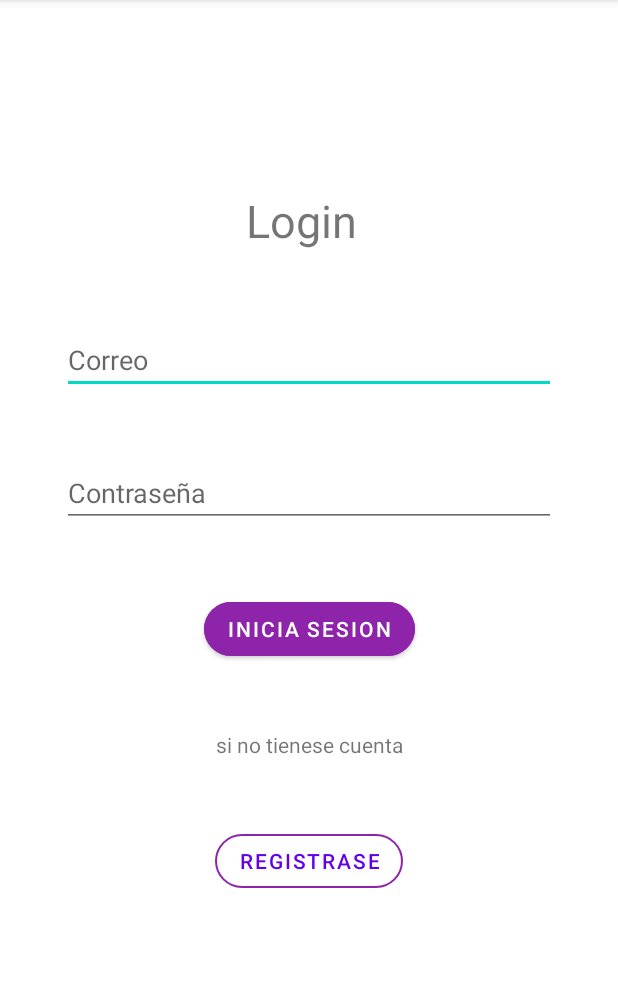
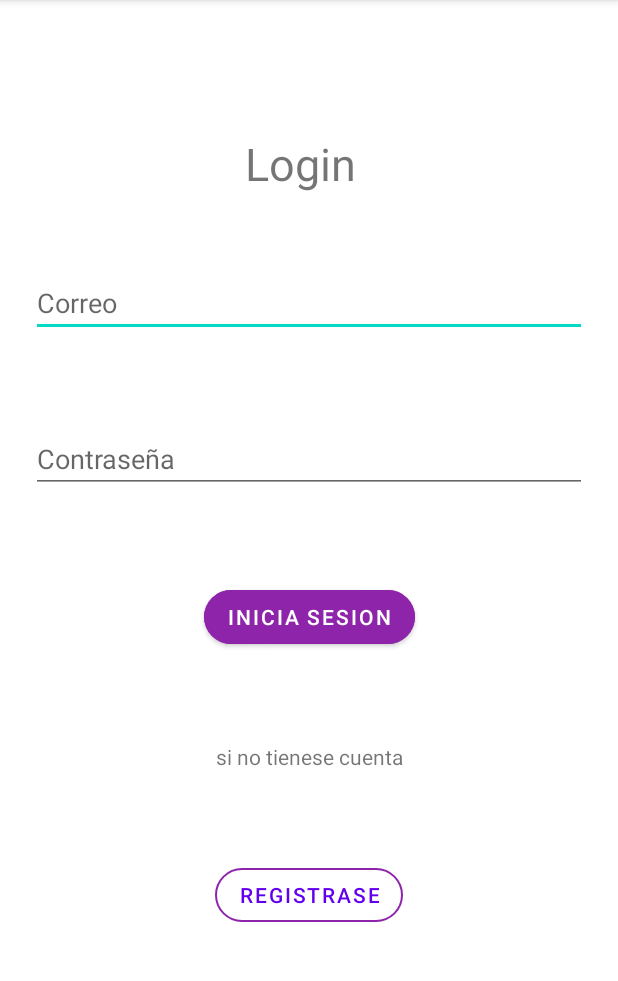
Before and after one commit to JoseLCS2003/BabyCrib, an Android app: the screen it shows after launch (MainActivity), on a phone screen of 412 x 824 dp, the part 84-1065 px from its top. Run offline under Robolectric (Android 15) with nearby library versions, the phone set to English and light mode, and no system bars; our stand-ins replace Volley.

Commit message:
cambios a las vistas

```diff
--- a/app/src/main/res/layout/activity_cuna.xml
+++ b/app/src/main/res/layout/activity_cuna.xml
@@ -25,20 +25,20 @@
         android:layout_width="wrap_content"
         android:layout_height="wrap_content"
         android:orientation="horizontal"
-        app:layout_constraintGuide_percent="0.0" />
+        app:layout_constraintGuide_percent="0.05" />
 
     <androidx.constraintlayout.widget.Guideline
         android:id="@+id/bottom"
         android:layout_width="wrap_content"
         android:layout_height="wrap_content"
         android:orientation="horizontal"
-        app:layout_constraintGuide_percent="1" />
+        app:layout_constraintGuide_percent="0.95" />
 
     <View
         android:id="@+id/view"
         android:layout_width="wrap_content"
         android:layout_height="wrap_content"
-        android:layout_marginBottom="70dp"
+        android:layout_marginBottom="60dp"
         android:background="#8E24AA"
         app:layout_constraintBottom_toTopOf="@id/line1"
         app:layout_constraintEnd_toEndOf="@id/end"
--- a/app/src/main/res/layout/activity_main.xml
+++ b/app/src/main/res/layout/activity_main.xml
@@ -11,26 +11,26 @@
         android:layout_width="wrap_content"
         android:layout_height="wrap_content"
         android:orientation="vertical"
-        app:layout_constraintGuide_percent="0.1"/>
+        app:layout_constraintGuide_percent="0.05"/>
 
     <androidx.constraintlayout.widget.Guideline
         android:id="@+id/end"
         android:layout_width="wrap_content"
         android:layout_height="wrap_content"
         android:orientation="vertical"
-        app:layout_constraintGuide_percent="0.9"/>
+        app:layout_constraintGuide_percent="0.95"/>
     <androidx.constraintlayout.widget.Guideline
         android:id="@+id/top"
         android:layout_width="wrap_content"
         android:layout_height="wrap_content"
         android:orientation="horizontal"
-        app:layout_constraintGuide_percent="0.1"/>
+        app:layout_constraintGuide_percent="0.05"/>
     <androidx.constraintlayout.widget.Guideline
         android:id="@+id/bottom"
         android:layout_width="wrap_content"
         android:layout_height="wrap_content"
         android:orientation="horizontal"
-        app:layout_constraintGuide_percent="0.9"/>
+        app:layout_constraintGuide_percent="0.95"/>
 
     <TextView
         android:layout_marginTop="50dp"
```
Also changed, not shown: app/src/main/res/layout/activity_agregar_cuna.xml (+4 -4 lines), app/src/main/res/layout/activity_home.xml (+4 -4 lines), app/src/main/res/layout/activity_registrase.xml (+4 -4 lines), app/src/main/res/layout/item.xml (+4 -4 lines).
